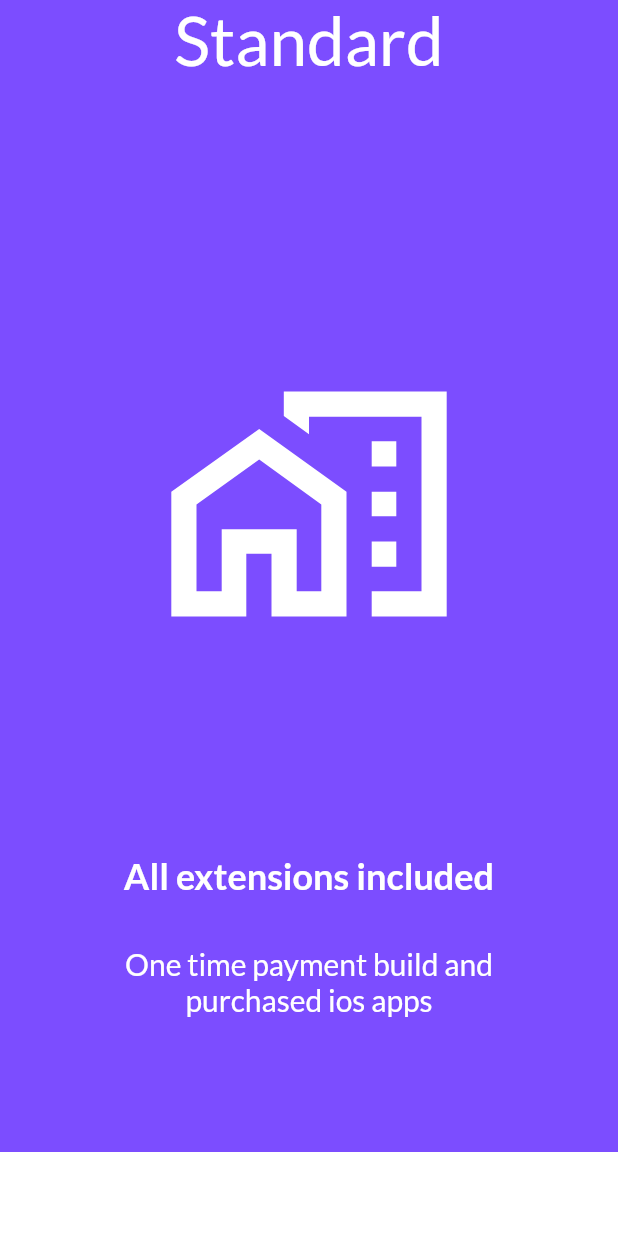
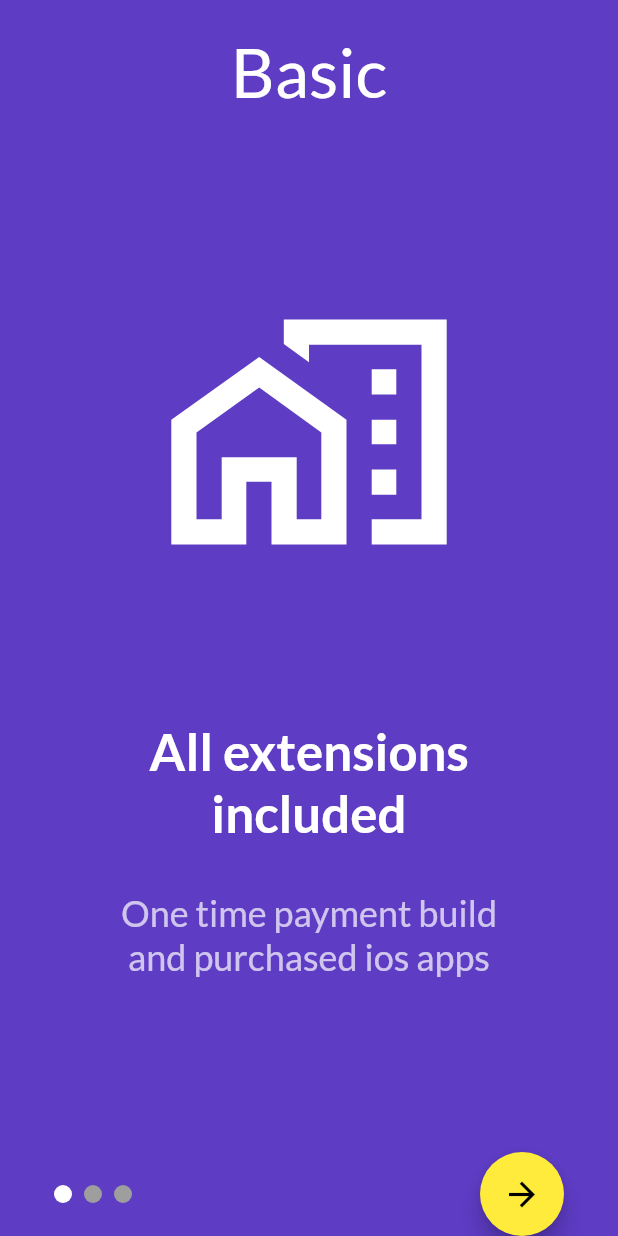
Before and after one commit to Filiponesco/Animations-with-page-view, a Flutter app: the screen it shows after launch, on a phone screen of 412 x 824 dp. Run offline on Flutter 3.47's test engine with Material 2 defaults, Android fonts, the phone set to English and light mode, and no system bars; drawn by our look-alikes of smooth_page_indicator; our stand-ins replace google_fonts.

Commit message:
page indicator adjust layout

```diff
--- a/lib/main.dart
+++ b/lib/main.dart
@@ -1,6 +1,9 @@
 import 'package:flutter/material.dart';
 import 'package:google_fonts/google_fonts.dart';
 import 'package:provider/provider.dart';
+import 'package:smooth_page_indicator/smooth_page_indicator.dart';
+
+final numberOfPages = 3;
 
 void main() {
   runApp(MyApp());
@@ -45,23 +48,24 @@ class HomePage extends StatefulWidget {
 class _HomePageState extends State<HomePage> with TickerProviderStateMixin {
   PageController _controller;
   TweenSequence<Color> _colors;
-  Animation<Color> _animationColor;
-
+  final purpleColor = Color.fromARGB(255, 94, 60, 196);
+  final redColor = Color.fromARGB(255, 204, 51, 102);
+  final blueColor = Color.fromARGB(255, 103, 153, 255);
   @override
   void initState() {
     _controller = PageController();
     _colors = TweenSequence([
       TweenSequenceItem(
         tween: ColorTween(
-          begin: Colors.deepPurpleAccent,
-          end: Colors.red,
+          begin: purpleColor,
+          end: redColor,
         ),
         weight: 50,
       ),
       TweenSequenceItem(
         tween: ColorTween(
-          begin: Colors.red,
-          end: Colors.blue,
+          begin: redColor,
+          end: blueColor,
         ),
         weight: 50,
       ),
@@ -81,15 +85,17 @@ class _HomePageState extends State<HomePage> with TickerProviderStateMixin {
       create: (context) => PageOffsetNotifier(_controller),
       child: Consumer<PageOffsetNotifier>(
         builder: (context, notifier, child) => Scaffold(
-          backgroundColor: _colors.animate(AlwaysStoppedAnimation(notifier.page / 2)).value,
+            backgroundColor: _colors.animate(AlwaysStoppedAnimation(notifier.page / (numberOfPages - 1))).value,
             body: child,
-        ),
+            bottomNavigationBar: BottomNavigation(
+              pageController: _controller,
+            )),
         child: PageView(
           controller: _controller,
           children: [
             SinglePage(
               icon: Icons.home_work_outlined,
-              upText: 'Standard',
+              upText: 'Basic',
               bottomDescription: 'One time payment build and purchased ios apps',
               bottomText: 'All extensions included',
               index: 0,
@@ -103,7 +109,7 @@ class _HomePageState extends State<HomePage> with TickerProviderStateMixin {
             ),
             SinglePage(
               icon: Icons.access_alarm_sharp,
-              upText: 'Standard',
+              upText: 'Premium',
               bottomDescription: 'One time payment build and purchased ios apps',
               bottomText: 'All extensions included',
               index: 2,
@@ -135,17 +141,9 @@ class SinglePage extends StatefulWidget {
 }
 
 class _SinglePageState extends State<SinglePage> {
-  Animation<Offset> _offsetAnimation;
-
-  @override
-  void initState() {
-    super.initState();
-  }
-
   @override
   Widget build(BuildContext context) {
     return SafeArea(
-      bottom: false,
       child: Column(
         children: [
           Expanded(
@@ -158,15 +156,17 @@ class _SinglePageState extends State<SinglePage> {
                 ),
                 child: child,
               ),
+              child: Center(
                 child: Text(
                   widget.upText,
                   style: Theme.of(context).textTheme.headline3,
                 ),
               ),
             ),
-          Spacer(),
+          ),
+          //Spacer(),
           Expanded(
-            flex: 3,
+            flex: 4,
             child: Consumer<PageOffsetNotifier>(
               builder: (context, notifier, child) => Opacity(
                 opacity: _animationValueForSinglePage(notifier, widget.index),
@@ -193,20 +193,22 @@ class _SinglePageState extends State<SinglePage> {
                 padding: EdgeInsets.symmetric(horizontal: 64.0),
                 child: Column(
                   mainAxisSize: MainAxisSize.min,
-                  mainAxisAlignment: MainAxisAlignment.center,
                   crossAxisAlignment: CrossAxisAlignment.stretch,
+                  // mainAxisAlignment: MainAxisAlignment.center,
                   children: [
-                    Text(
+                    Padding(
+                      padding: const EdgeInsets.only(bottom: 32.0),
+                      child: Text(
                         widget.bottomText,
-                      style: Theme.of(context).textTheme.headline5.copyWith(fontWeight: FontWeight.w600),
+                        style: Theme.of(context).textTheme.headline4.copyWith(fontWeight: FontWeight.w600),
                         textAlign: TextAlign.center,
                       ),
-                    SizedBox(
-                      height: 32,
                     ),
                     Text(
                       widget.bottomDescription,
-                      style: Theme.of(context).textTheme.headline6,
+                      style: Theme.of(context).textTheme.headline5.copyWith(
+                            color: Colors.white.withOpacity(.7),
+                          ),
                       textAlign: TextAlign.center,
                     ),
                   ],
@@ -214,8 +216,6 @@ class _SinglePageState extends State<SinglePage> {
               ),
             ),
           ),
-          //Spacer(),
-          BottomNavigation(),
         ],
       ),
     );
@@ -223,6 +223,14 @@ class _SinglePageState extends State<SinglePage> {
 }
 
 class BottomNavigation extends StatefulWidget {
+  final PageController pageController;
+
+  const BottomNavigation({
+    Key key,
+    @required this.pageController,
+  })  : assert(pageController != null),
+        super(key: key);
+
   @override
   _BottomNavigationState createState() => _BottomNavigationState();
 }
@@ -230,9 +238,73 @@ class BottomNavigation extends StatefulWidget {
 class _BottomNavigationState extends State<BottomNavigation> {
   @override
   Widget build(BuildContext context) {
+    return SafeArea(
+      child: Container(
+        color: Colors.transparent,
+        height: kBottomNavigationBarHeight,
+        padding: EdgeInsets.symmetric(horizontal: 36.0),
+        child: Row(
+          mainAxisAlignment: MainAxisAlignment.spaceBetween,
+          children: [
+            ThreeDots(
+              pageController: widget.pageController,
+            ),
+            FloatingActionButton(
+              onPressed: () {},
+              child: Icon(
+                Icons.arrow_forward,
+                size: 26.0,
+              ),
+            ),
+          ],
+        ),
+      ),
+    );
+  }
+}
+
+class ThreeDots extends StatelessWidget {
+  final PageController pageController;
+
+  const ThreeDots({
+    Key key,
+    @required this.pageController,
+  })  : assert(pageController != null),
+        super(key: key);
+
+  @override
+  Widget build(BuildContext context) {
+    return SmoothPageIndicator(
+      controller: pageController,
+      count: numberOfPages,
+      effect: SlideEffect(
+        dotColor: Colors.grey,
+        activeDotColor: Colors.white,
+        dotHeight: 12.0,
+        dotWidth: 12.0,
+      ),
+    );
+  }
+}
+
+class SingleDot extends StatelessWidget {
+  final bool isActive;
+
+  const SingleDot({
+    Key key,
+    this.isActive = false,
+  }) : super(key: key);
+
+  @override
+  Widget build(BuildContext context) {
+    final size = isActive ? 14.0 : 12.0;
     return Container(
-      height: kBottomNavigationBarHeight,
-      color: Colors.white,
+      height: size,
+      width: size,
+      decoration: BoxDecoration(
+        shape: BoxShape.circle,
+        color: isActive ? Colors.white : Colors.grey,
+      ),
     );
   }
 }
--- a/pubspec.yaml
+++ b/pubspec.yaml
@@ -31,6 +31,7 @@ dependencies:
   provider: 5.0.0
   google_fonts: 2.0.0
   font_awesome_flutter: 9.0.0
+  smooth_page_indicator: 0.2.3
 
 dev_dependencies:
   flutter_test:
```
Lines whose indentation alone changed are shown as unchanged.
